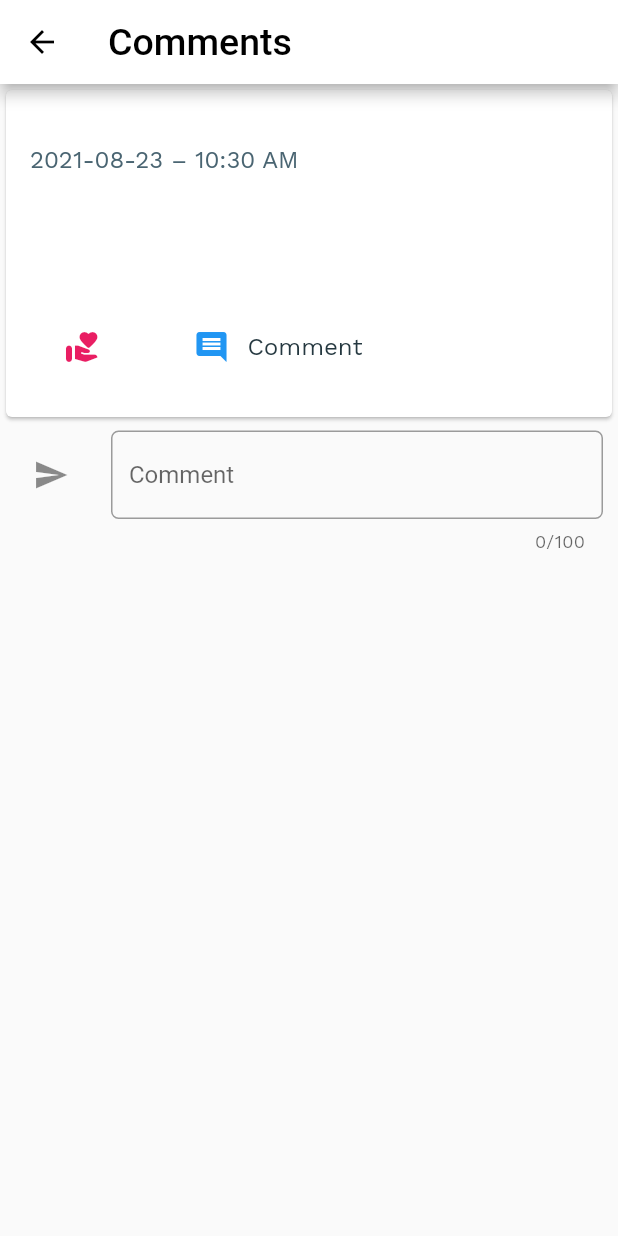
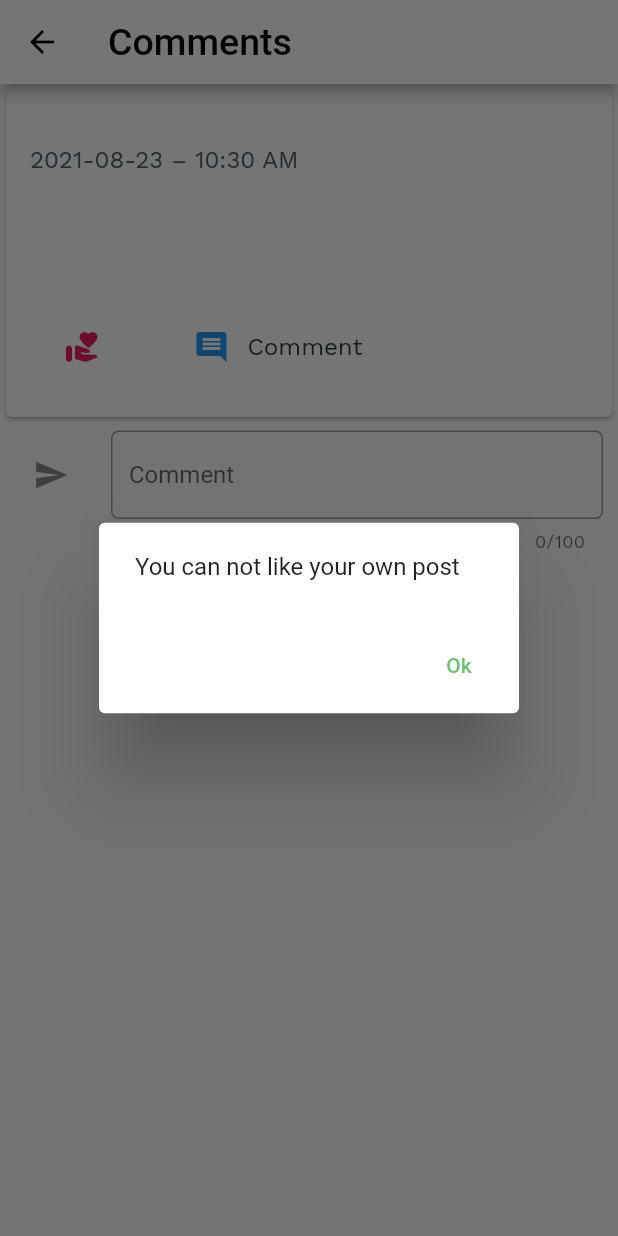
Before and after one commit to yusf1013/wordmaster3000, a Flutter app: the viewPost screen opened directly with empty values, after a tap on the "volunteer activism" icon, on a phone screen of 412 x 824 dp. Run offline on Flutter 3.47's test engine with Material 2 defaults, Android fonts, the phone set to English and light mode, and no system bars; our stand-ins replace auto_size_text, cloud_firestore, cloud_functions, convex_bottom_bar, firebase_auth, firebase_core and 14 more; missing offline and left inert: autocomplete_textfield, awesome_button, card_settings, clippy_flutter, flutter_awesome_alert_box, menu; accounts and stored records are empty.

Commit message:
Like working

```diff
--- a/lib/forum/ViewPost.dart
+++ b/lib/forum/ViewPost.dart
@@ -129,7 +129,27 @@ class _viewPostState extends State<viewPost> {
                         icon: new Icon(
                           Icons.volunteer_activism_rounded,
                           color: Colors.pink,),
-                        onPressed: () { /* Your code */ },
+                        onPressed: () async {
+                          if(data['user_email'].toString() == _authController.getUser().email){
+                            showDialog<String>(
+                              context: context,
+                              builder: (BuildContext context) => AlertDialog(
+                                content: const Text('You can not like your own post'),
+                                actions: <Widget>[
+                                  TextButton(
+                                    onPressed: () => {
+                                      Navigator.pop(context,'Cancel')
+                                    },
+                                    child: Text('Ok',style: TextStyle(color: Colors.green.withOpacity(0.8)),),
+                                  ),
+                                ],
+                              ),
+                            );
+                          }else{
+                            await userDataController.increaseLike(this.post_id);
+                            setState(() {});
+                          }
+                        },
                       ),
                       Text(data['like'].toString()),
                     ],
--- a/lib/wm3k_design/controllers/user_controller.dart
+++ b/lib/wm3k_design/controllers/user_controller.dart
@@ -310,6 +310,16 @@ class UserDataController {
 
     int length = document.data()['length'] - 1;
     ref.update({'length': length});
+  }
+
+  void increaseLike(String post_id) async {
+    DocumentReference ref = await _fireStore
+        .collection('posts')
+        .doc(post_id);
+    DocumentSnapshot document = await ref.get();
+
+    int like = document.data()['like'] + 1;
+    ref.update({'like': like});
   }
 
   Stream<QuerySnapshot> getCourses() {
```
Also changed, not shown: lib/forum/MyPosts.dart (+14 -1 lines), lib/forum/news_feed.dart (+21 -1 lines).
